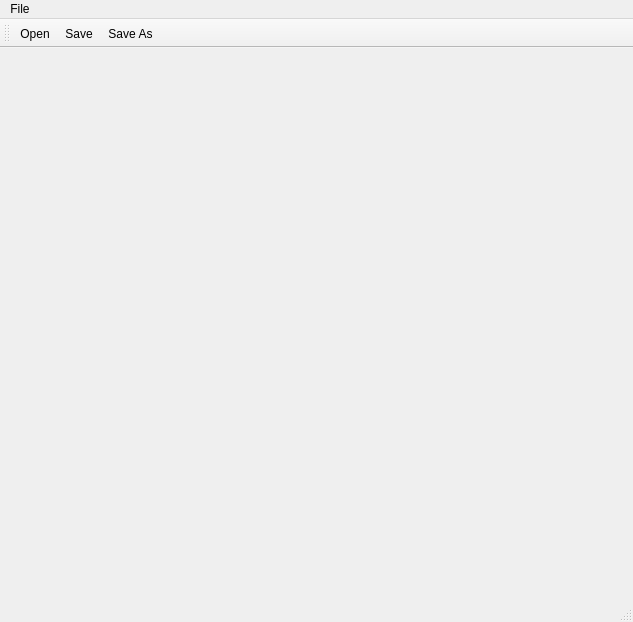
Above: src/gui/main.ui from peterix/blankslade before the change. Below: the same form after it.
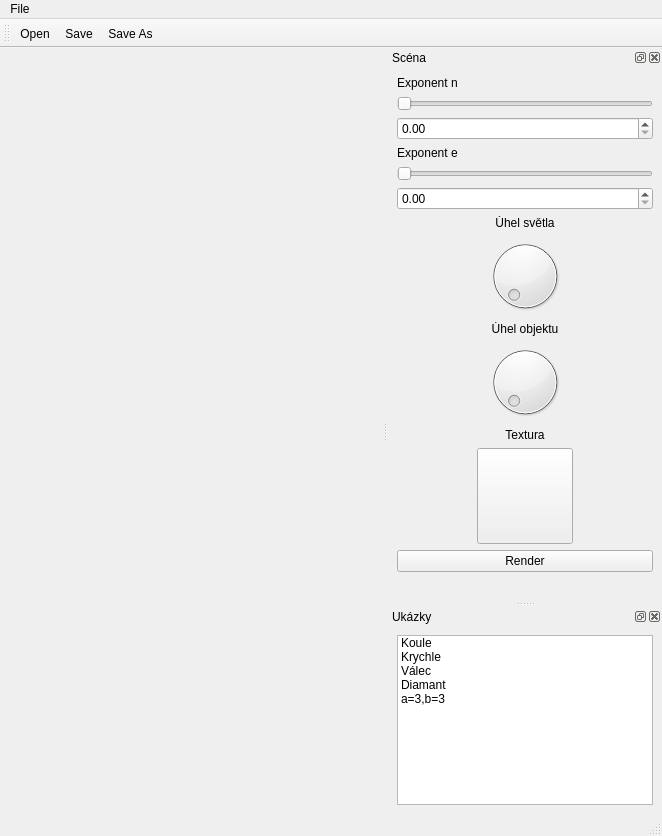
That is the form after the change. Icons and pictures are not drawn.

Commit message: Abused the project for a quick UI mockup

Diff of the .ui file:
```diff
--- a/src/gui/main.ui
+++ b/src/gui/main.ui
@@ -6,10 +6,16 @@
    <rect>
     <x>0</x>
     <y>0</y>
-    <width>633</width>
-    <height>622</height>
+    <width>662</width>
+    <height>836</height>
    </rect>
   </property>
+  <property name="minimumSize">
+   <size>
+    <width>0</width>
+    <height>0</height>
+   </size>
+  </property>
   <property name="windowTitle">
    <string>MainWindow</string>
   </property>
@@ -36,7 +42,7 @@
     <enum>TopToolBarArea</enum>
    </attribute>
    <attribute name="toolBarBreak">
-    <bool>true</bool>
+    <bool>false</bool>
    </attribute>
    <addaction name="actionOpen"/>
    <addaction name="actionSave"/>
@@ -47,7 +53,7 @@
     <rect>
      <x>0</x>
      <y>0</y>
-     <width>633</width>
+     <width>662</width>
      <height>25</height>
     </rect>
    </property>
@@ -62,6 +68,214 @@
    </widget>
    <addaction name="menuFile"/>
   </widget>
+  <widget class="QDockWidget" name="scene_dock">
+   <property name="windowTitle">
+    <string>Scéna</string>
+   </property>
+   <attribute name="dockWidgetArea">
+    <number>2</number>
+   </attribute>
+   <widget class="QWidget" name="dockWidgetContents_2">
+    <layout class="QVBoxLayout" name="verticalLayout_2">
+     <item>
+      <widget class="QLabel" name="label_3">
+       <property name="text">
+        <string>Exponent n</string>
+       </property>
+      </widget>
+     </item>
+     <item>
+      <widget class="QSlider" name="slideExponentN">
+       <property name="orientation">
+        <enum>Qt::Horizontal</enum>
+       </property>
+      </widget>
+     </item>
+     <item>
+      <widget class="QDoubleSpinBox" name="spinExponentN"/>
+     </item>
+     <item>
+      <widget class="QLabel" name="label_4">
+       <property name="text">
+        <string>Exponent e</string>
+       </property>
+      </widget>
+     </item>
+     <item>
+      <widget class="QSlider" name="slideExponentE">
+       <property name="orientation">
+        <enum>Qt::Horizontal</enum>
+       </property>
+      </widget>
+     </item>
+     <item>
+      <widget class="QDoubleSpinBox" name="spinExponentE"/>
+     </item>
+     <item>
+      <widget class="QLabel" name="label_5">
+       <property name="text">
+        <string>Úhel světla</string>
+       </property>
+       <property name="alignment">
+        <set>Qt::AlignCenter</set>
+       </property>
+      </widget>
+     </item>
+     <item>
+      <widget class="QDial" name="dialLight"/>
+     </item>
+     <item>
+      <widget class="QLabel" name="label_6">
+       <property name="text">
+        <string>Úhel objektu</string>
+       </property>
+       <property name="alignment">
+        <set>Qt::AlignCenter</set>
+       </property>
+      </widget>
+     </item>
+     <item>
+      <widget class="QDial" name="dial_2"/>
+     </item>
+     <item>
+      <widget class="QLabel" name="label_7">
+       <property name="text">
+        <string>Textura</string>
+       </property>
+       <property name="alignment">
+        <set>Qt::AlignCenter</set>
+       </property>
+      </widget>
+     </item>
+     <item>
+      <layout class="QHBoxLayout" name="horizontalLayout">
+       <item>
+        <widget class="QPushButton" name="pushButton">
+         <property name="sizePolicy">
+          <sizepolicy hsizetype="Fixed" vsizetype="Preferred">
+           <horstretch>1</horstretch>
+           <verstretch>1</verstretch>
+          </sizepolicy>
+         </property>
+         <property name="minimumSize">
+          <size>
+           <width>96</width>
+           <height>96</height>
+          </size>
+         </property>
+         <property name="baseSize">
+          <size>
+           <width>0</width>
+           <height>0</height>
+          </size>
+         </property>
+         <property name="text">
+          <string/>
+         </property>
+         <property name="icon">
+          <iconset resource="resources.qrc">
+           <normaloff>:/blah/tileable.jpg</normaloff>:/blah/tileable.jpg</iconset>
+         </property>
+         <property name="iconSize">
+          <size>
+           <width>80</width>
+           <height>80</height>
+          </size>
+         </property>
+         <property name="default">
+          <bool>false</bool>
+         </property>
+         <property name="flat">
+          <bool>false</bool>
+         </property>
+        </widget>
+       </item>
+      </layout>
+     </item>
+     <item>
+      <widget class="QPushButton" name="pushButton_2">
+       <property name="text">
+        <string>Render</string>
+       </property>
+      </widget>
+     </item>
+     <item>
+      <spacer name="verticalSpacer">
+       <property name="orientation">
+        <enum>Qt::Vertical</enum>
+       </property>
+       <property name="sizeHint" stdset="0">
+        <size>
+         <width>20</width>
+         <height>40</height>
+        </size>
+       </property>
+      </spacer>
+     </item>
+    </layout>
+   </widget>
+  </widget>
+  <widget class="QDockWidget" name="dock_example">
+   <property name="windowTitle">
+    <string>Ukázky</string>
+   </property>
+   <attribute name="dockWidgetArea">
+    <number>2</number>
+   </attribute>
+   <widget class="QWidget" name="dockWidgetContents_3">
+    <layout class="QVBoxLayout" name="verticalLayout_3">
+     <item>
+      <widget class="QListWidget" name="listWidget">
+       <item>
+        <property name="text">
+         <string>Koule</string>
+        </property>
+        <property name="icon">
+         <iconset resource="resources.qrc">
+          <normaloff>:/blah/koule.png</normaloff>:/blah/koule.png</iconset>
+        </property>
+       </item>
+       <item>
+        <property name="text">
+         <string>Krychle</string>
+        </property>
+        <property name="icon">
+         <iconset resource="resources.qrc">
+          <normaloff>:/blah/krychle.png</normaloff>:/blah/krychle.png</iconset>
+        </property>
+       </item>
+       <item>
+        <property name="text">
+         <string>Válec</string>
+        </property>
+        <property name="icon">
+         <iconset resource="resources.qrc">
+          <normaloff>:/blah/valec.png</normaloff>:/blah/valec.png</iconset>
+        </property>
+       </item>
+       <item>
+        <property name="text">
+         <string>Diamant</string>
+        </property>
+        <property name="icon">
+         <iconset resource="resources.qrc">
+          <normaloff>:/blah/diamant.png</normaloff>:/blah/diamant.png</iconset>
+        </property>
+       </item>
+       <item>
+        <property name="text">
+         <string>a=3,b=3</string>
+        </property>
+        <property name="icon">
+         <iconset resource="resources.qrc">
+          <normaloff>:/blah/33.png</normaloff>:/blah/33.png</iconset>
+        </property>
+       </item>
+      </widget>
+     </item>
+    </layout>
+   </widget>
+  </widget>
   <action name="actionOpen">
    <property name="text">
     <string>Open</string>
```
The commit also changes 7 other files.
